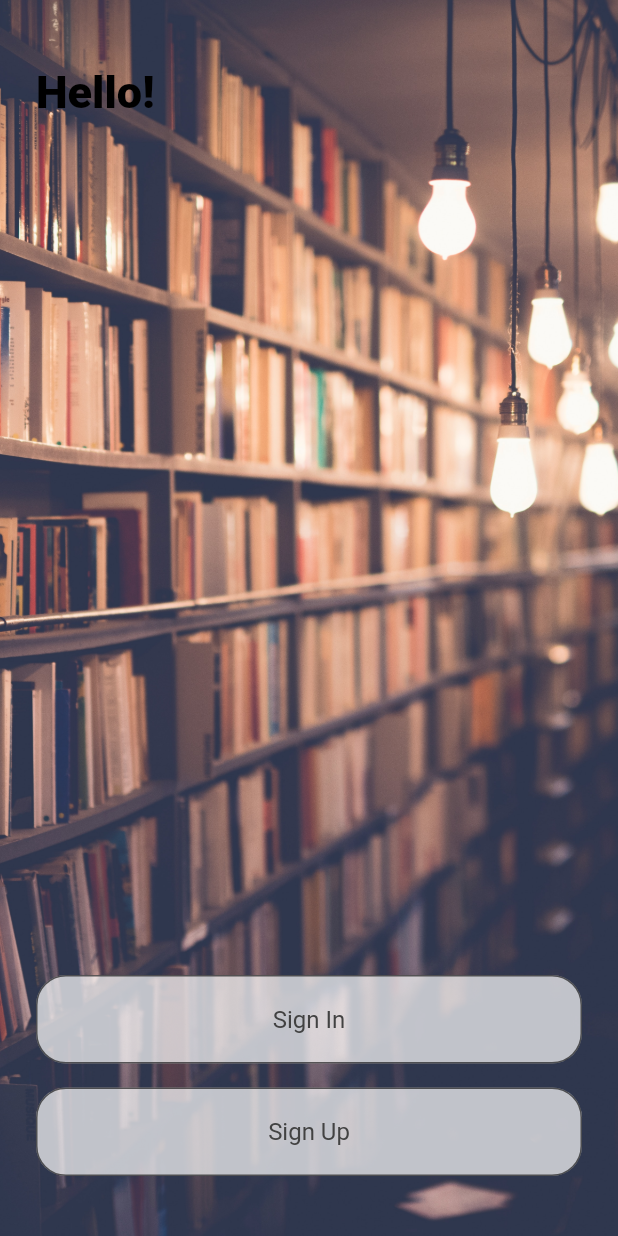
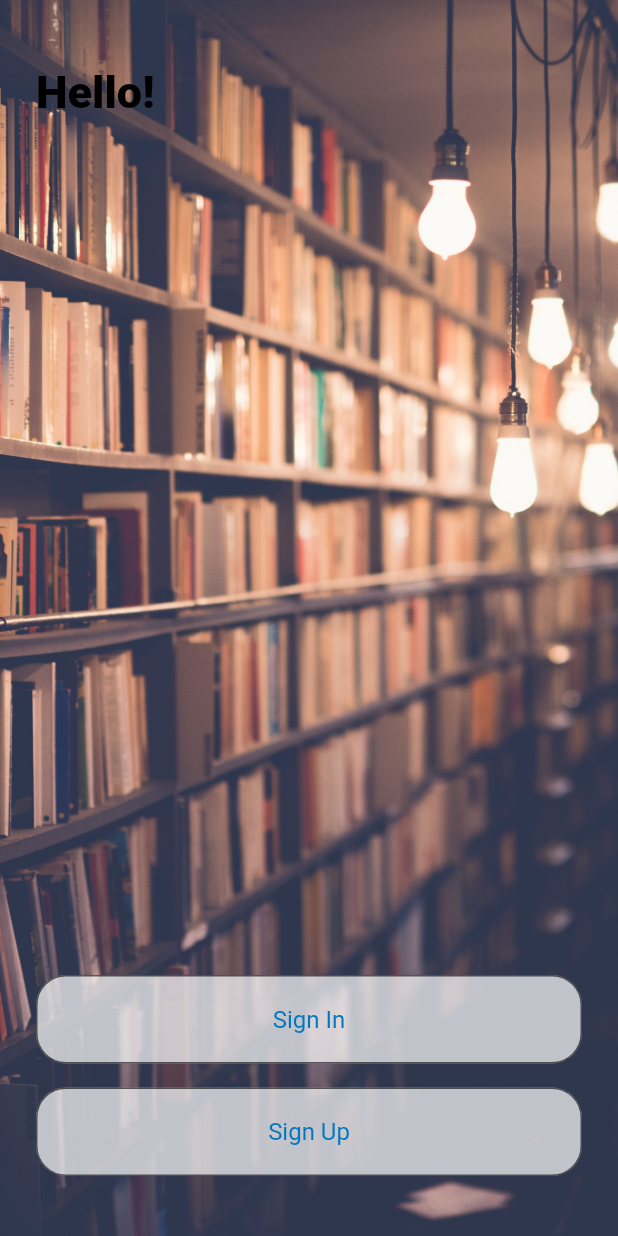
Before and after one commit to AlessandroADG/libraryApp, a Flutter app: the screen it shows after launch, on a phone screen of 412 x 824 dp. Run offline on Flutter 3.47's test engine with Material 2 defaults, Android fonts, the phone set to English and light mode, and no system bars.

Commit message:
add keys for login widgets

```diff
--- a/lib/core/presentation/widgets/text_field_app_widget.dart
+++ b/lib/core/presentation/widgets/text_field_app_widget.dart
@@ -4,8 +4,10 @@ import 'package:library_app/core/utils/colors.dart';
 class TextFieldAppWidget extends StatelessWidget {
   final String hintText;
   final TextEditingController controller;
+  final Color hintStyle;
+  final Color fillColor;
   const TextFieldAppWidget(
-      {required this.hintText, required this.controller, super.key});
+      {required this.hintText, required this.controller, super.key,required this.fillColor, required this.hintStyle,});
 
   @override
   Widget build(BuildContext context) {
@@ -20,10 +22,10 @@ class TextFieldAppWidget extends StatelessWidget {
         ),
         filled: true,
         hintStyle: TextStyle(
-          color: ColorsConst.ligthGrey,
+          color: hintStyle,
         ),
         hintText: hintText,
-        fillColor: ColorsConst.shadeWhite,
+        fillColor: fillColor,
       ),
     );
   }
--- a/lib/core/utils/keys.dart
+++ b/lib/core/utils/keys.dart
@@ -6,5 +6,7 @@ class Keys{
 
   ///login Keys
   static String titleLogin = 'Hello!';
+  static String signUpKeys = 'Sign Up';
+  static String signInKeys = 'Sign In';
 
 }
--- a/lib/features/login/presentation/widgets/login_body_widget.dart
+++ b/lib/features/login/presentation/widgets/login_body_widget.dart
@@ -45,8 +45,10 @@ class LoginBodyWidget extends StatelessWidget {
               InkWell(
                 onTap: () {},
                 child: TextFieldAppWidget(
-                  hintText: 'Sign In',
+                  hintText: Keys.signInKeys,
                   controller: TextEditingController(),
+                  hintStyle: ColorsConst.lightBlue,
+                  fillColor: ColorsConst.shadeWhite,
                 ),
               ),
               const SizedBox(
@@ -57,8 +59,10 @@ class LoginBodyWidget extends StatelessWidget {
               InkWell(
                 onTap: () {},
                 child: TextFieldAppWidget(
-                  hintText: 'Sign Up',
+                  hintText: Keys.signUpKeys,
                   controller: TextEditingController(),
+                  hintStyle: ColorsConst.lightBlue,
+                  fillColor: ColorsConst.shadeWhite,
                 ),
               ),
               const SizedBox(
```
